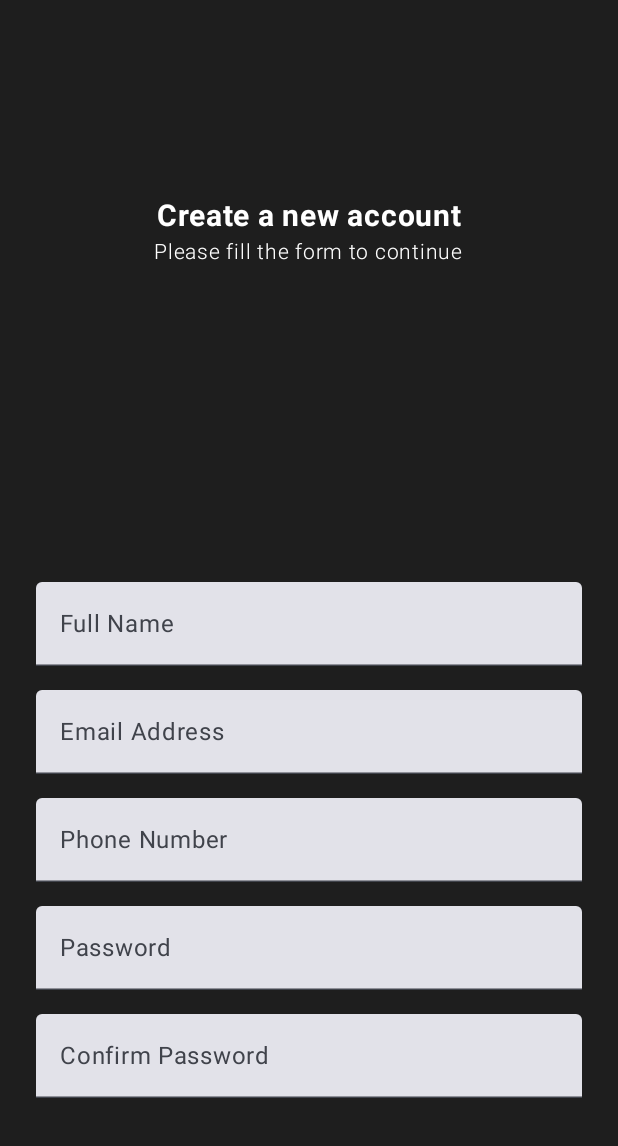
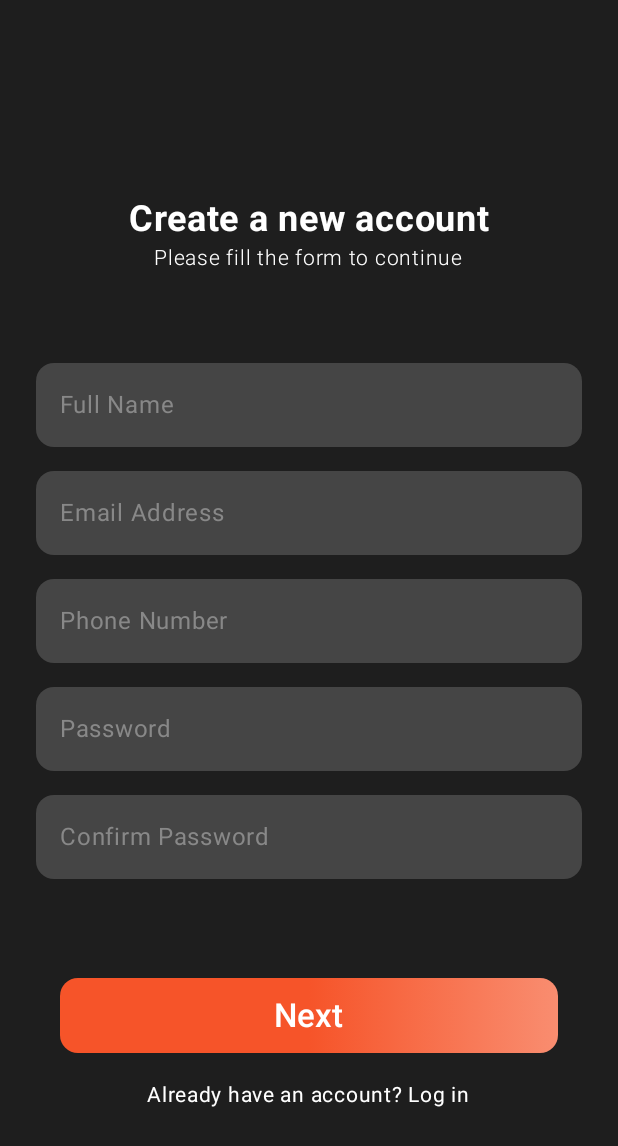
Before and after one commit to udaychugh/TravelMate, an Android app built with Jetpack Compose: the screen it shows after launch (PreAuthActivity), after a tap on "Get Started", on a phone screen of 412 x 824 dp. Shown: the top 1146 px of the screen. Run offline under Robolectric (Android 15) with nearby library versions, the phone set to English and light mode, and no system bars.

Commit message:
imporve ui

```diff
--- a/app/src/main/java/com/freelab/tech/travelmate/ui/components/AppButton.kt
+++ b/app/src/main/java/com/freelab/tech/travelmate/ui/components/AppButton.kt
@@ -3,12 +3,15 @@ package com.freelab.tech.travelmate.ui.components
 import androidx.compose.foundation.background
 import androidx.compose.foundation.layout.Box
 import androidx.compose.foundation.layout.fillMaxWidth
+import androidx.compose.foundation.layout.height
 import androidx.compose.foundation.layout.padding
 import androidx.compose.foundation.shape.RoundedCornerShape
 import androidx.compose.material3.Button
+import androidx.compose.material3.ButtonColors
 import androidx.compose.material3.ButtonDefaults
 import androidx.compose.material3.Text
 import androidx.compose.runtime.Composable
+import androidx.compose.ui.Alignment
 import androidx.compose.ui.Modifier
 import androidx.compose.ui.graphics.Brush
 import androidx.compose.ui.graphics.Color
@@ -22,27 +25,27 @@ fun AppButton(text: String, listener: () -> Unit) {
     Button(
         onClick = { listener.invoke() },
         modifier = Modifier
-            .fillMaxWidth()
-            .padding(8.dp),
+            .fillMaxWidth(),
         shape = RoundedCornerShape(20.dp),
-        contentPadding = ButtonDefaults.ContentPadding
+        colors = ButtonColors(Color.Transparent, Color.Transparent, Color.Transparent, Color.Transparent)
     ) {
         Box(modifier = Modifier
             .fillMaxWidth()
+            .height(50.dp)
             .background(
                 brush = Brush.horizontalGradient(
-                    colors = listOf(darkOrange, lightOrange),
-                    startX = 0f,
-                    endX = 0.82f
+                    colors = listOf(darkOrange, darkOrange, lightOrange)
                 ),
-                shape = RoundedCornerShape(20.dp)
+                shape = RoundedCornerShape(12.dp)
             )
         ) {
             Text(
                 text = text,
-                fontSize = 16.sp,
+                fontSize = 22.sp,
                 color = Color.White,
-                modifier = Modifier.padding(8.dp)
+                modifier = Modifier
+                    .padding(10.dp)
+                    .align(Alignment.Center)
             )
         }
     }
--- a/app/src/main/java/com/freelab/tech/travelmate/ui/components/AppInput.kt
+++ b/app/src/main/java/com/freelab/tech/travelmate/ui/components/AppInput.kt
@@ -1,21 +1,35 @@
 package com.freelab.tech.travelmate.ui.components
 
+import androidx.compose.foundation.BorderStroke
+import androidx.compose.foundation.border
 import androidx.compose.foundation.layout.fillMaxWidth
 import androidx.compose.foundation.layout.padding
+import androidx.compose.foundation.shape.RoundedCornerShape
 import androidx.compose.foundation.text.KeyboardOptions
+import androidx.compose.material3.MaterialTheme
 import androidx.compose.material3.Text
 import androidx.compose.material3.TextField
+import androidx.compose.material3.TextFieldColors
+import androidx.compose.material3.TextFieldDefaults
 import androidx.compose.runtime.Composable
 import androidx.compose.runtime.MutableState
 import androidx.compose.ui.Modifier
+import androidx.compose.ui.graphics.Color
 import androidx.compose.ui.text.input.ImeAction
 import androidx.compose.ui.text.input.KeyboardType
+import androidx.compose.ui.text.input.PasswordVisualTransformation
+import androidx.compose.ui.text.input.VisualTransformation
 import androidx.compose.ui.unit.dp
+import com.freelab.tech.travelmate.ui.theme.bgInput
+import com.freelab.tech.travelmate.ui.theme.darkOrange
+import java.lang.Error
 
 @Composable
 fun AppInput(
     fieldValue: MutableState<String>,
     label: String,
+    isError: MutableState<Boolean>,
+    errorText: String = "",
     keyboardType: KeyboardType = KeyboardType.Text,
     isLastInput: Boolean = false
 ) {
@@ -36,6 +50,34 @@ fun AppInput(
                 ImeAction.Next
             }
         ),
+        visualTransformation = if (keyboardType == KeyboardType.Password) {
+            PasswordVisualTransformation()
+        } else {
+            VisualTransformation.None
+        },
+        isError = isError.value,
         singleLine = true,
+        shape = RoundedCornerShape(12.dp),
+        colors = TextFieldDefaults.colors(
+            unfocusedTextColor = Color.White,
+            unfocusedContainerColor = bgInput,
+            focusedContainerColor = bgInput,
+            errorContainerColor = bgInput,
+            focusedTextColor = Color.White,
+            unfocusedLabelColor = Color.Gray,
+            focusedLabelColor = darkOrange,
+            focusedIndicatorColor = Color.Transparent,
+            unfocusedIndicatorColor = Color.Transparent,
+            errorIndicatorColor = Color.Transparent,
+            cursorColor = darkOrange
+        )
     )
+    if (isError.value) {
+        Text(
+            text = errorText,
+            color = Color.Red,
+            style = MaterialTheme.typography.bodySmall,
+            modifier = Modifier.padding(start = 8.dp)
+        )
+    }
 }
--- a/app/src/main/java/com/freelab/tech/travelmate/ui/preauth/screens/IntroScreen.kt
+++ b/app/src/main/java/com/freelab/tech/travelmate/ui/preauth/screens/IntroScreen.kt
@@ -53,18 +53,18 @@ fun IntroScreen() {
 
             Text(
                 text = "Hey! Welcome",
-                fontSize = 24.sp,
+                fontSize = 38.sp,
                 fontWeight = FontWeight.Bold,
                 color = Color.White,
-                modifier = Modifier.padding(top = 16.dp)
+                modifier = Modifier.padding(top = 16.dp, bottom = 10.dp)
             )
 
             Text(
-                text = "Adventure awaits, let our app take you there.",
-                fontSize = 16.sp,
+                text = "Adventure awaits,\n let our app take you there.",
+                fontSize = 20.sp,
                 color = Color.White,
                 textAlign = TextAlign.Center,
-                modifier = Modifier.padding(top = 8.dp)
+                modifier = Modifier.padding(top = 10.dp)
             )
 
             Spacer(modifier = Modifier.weight(1f))
@@ -75,14 +75,16 @@ fun IntroScreen() {
 
             Text(
                 text = "I already have an account",
-                fontSize = 14.sp,
+                fontSize = 16.sp,
                 color = Color.White,
                 modifier = Modifier
-                    .padding(top = 8.dp)
+                    .padding(all = 10.dp)
                     .clickable {
                         navController.navigate("login")
                     }
             )
+
+            Spacer(modifier = Modifier.height(50.dp))
         }
     }
 
--- a/app/src/main/java/com/freelab/tech/travelmate/ui/preauth/screens/RegisterScreen.kt
+++ b/app/src/main/java/com/freelab/tech/travelmate/ui/preauth/screens/RegisterScreen.kt
@@ -23,6 +23,8 @@ import com.freelab.tech.travelmate.ui.components.AppButton
 import com.freelab.tech.travelmate.ui.components.AppInput
 import com.freelab.tech.travelmate.ui.navigation.LocalNavController
 import com.freelab.tech.travelmate.ui.theme.bgBlack
+import com.freelab.tech.travelmate.ui.utils.isValidEmail
+import com.freelab.tech.travelmate.ui.utils.isValidName
 
 @Composable
 fun RegisterScreenOne() {
@@ -31,17 +33,32 @@ fun RegisterScreenOne() {
     val name = remember {
         mutableStateOf("")
     }
+    val nameError = remember {
+        mutableStateOf(false)
+    }
     val email = remember {
         mutableStateOf("")
+    }
+    val emailError = remember {
+        mutableStateOf(false)
     }
     val phone = remember {
         mutableStateOf("")
     }
+    val phoneError = remember {
+        mutableStateOf(false)
+    }
     val password = remember {
         mutableStateOf("")
     }
+    val passwordError = remember {
+        mutableStateOf(false)
+    }
     val confirmPassword = remember {
         mutableStateOf("")
+    }
+    val confirmError = remember {
+        mutableStateOf(false)
     }
 
     Box(
@@ -61,7 +78,7 @@ fun RegisterScreenOne() {
 
             Text(
                 text = "Create a new account",
-                fontSize = 20.sp,
+                fontSize = 24.sp,
                 fontWeight = FontWeight.Bold,
                 color = Color.White,
                 modifier = Modifier.padding(top = 16.dp)
@@ -74,41 +91,56 @@ fun RegisterScreenOne() {
                 color = Color.White,
             )
 
-            Spacer(modifier = Modifier.height(200.dp))
+            Spacer(modifier = Modifier.height(50.dp))
 
             AppInput(
                 fieldValue = name,
-                label = "Full Name"
+                label = "Full Name",
+                isError = nameError,
+                errorText = "Name is Invalid"
             )
 
             AppInput(
                 fieldValue = email,
                 label = "Email Address",
-                keyboardType = KeyboardType.Email
+                keyboardType = KeyboardType.Email,
+                isError = emailError,
+                errorText = "Please enter a valid Email containing @ in it"
             )
 
             AppInput(
                 fieldValue = phone,
                 label = "Phone Number",
-                keyboardType = KeyboardType.Phone
+                keyboardType = KeyboardType.Phone,
+                isError = phoneError
             )
 
             AppInput(
                 fieldValue = password,
                 label = "Password",
-                keyboardType = KeyboardType.Password
+                keyboardType = KeyboardType.Password,
+                isError = passwordError
             )
 
             AppInput(
                 fieldValue = confirmPassword,
                 label = "Confirm Password",
                 keyboardType = KeyboardType.Password,
-                isLastInput = true
+                isLastInput = true,
+                isError = confirmError
             )
 
-            Spacer(modifier = Modifier.height(100.dp))
+            Spacer(modifier = Modifier.height(50.dp))
 
             AppButton(text = "Next") {
+                if (!name.value.isValidName()) {
+                    nameError.value = true
+                    return@AppButton
+                }
+                if (!email.value.isValidEmail()) {
+                    emailError.value = true
+                    return@AppButton
+                }
                 navController.navigate("register_two")
             }
 
@@ -134,7 +166,9 @@ fun RegisterScreenTwo() {
     val carName = remember {
         mutableStateOf("")
     }
-
+    val carNameError = remember {
+        mutableStateOf(false)
+    }
     val modelYear = remember {
         mutableStateOf("")
     }
@@ -168,7 +202,7 @@ fun RegisterScreenTwo() {
 
             Text(
                 text = "Enter Car Info",
-                fontSize = 20.sp,
+                fontSize = 24.sp,
                 fontWeight = FontWeight.Bold,
                 color = Color.White,
                 modifier = Modifier.padding(top = 16.dp)
@@ -181,37 +215,42 @@ fun RegisterScreenTwo() {
                 color = Color.White,
             )
 
-            Spacer(modifier = Modifier.height(200.dp))
+            Spacer(modifier = Modifier.height(50.dp))
 
             AppInput(
                 fieldValue = carName,
-                label = "Car Name"
+                label = "Car Name",
+                isError = carNameError
             )
 
             AppInput(
                 fieldValue = modelYear,
                 label = "Model Year",
-                keyboardType = KeyboardType.Number
+                keyboardType = KeyboardType.Number,
+                isError = carNameError
             )
 
             AppInput(
                 fieldValue = kmsDriven,
                 label = "Kms Driven",
-                keyboardType = KeyboardType.Number
+                keyboardType = KeyboardType.Number,
+                isError = carNameError
             )
 
             AppInput(
                 fieldValue = engineType,
-                label = "Engine Type"
+                label = "Engine Type",
+                isError = carNameError
             )
 
             AppInput(
                 fieldValue = condition,
                 label = "Condition",
-                isLastInput = true
+                isLastInput = true,
+                isError = carNameError
             )
 
-            Spacer(modifier = Modifier.height(100.dp))
+            Spacer(modifier = Modifier.height(50.dp))
 
             AppButton(text = "Let's Go") {
                 navController.navigate("login")
--- a/app/src/main/java/com/freelab/tech/travelmate/ui/theme/Color.kt
+++ b/app/src/main/java/com/freelab/tech/travelmate/ui/theme/Color.kt
@@ -5,3 +5,4 @@ import androidx.compose.ui.graphics.Color
 val darkOrange = Color(0xFFF65429)
 val lightOrange = Color(0xFFF98D70)
 val bgBlack = Color(0xFF1E1E1E)
+val bgInput = Color(0xFF454545)
--- /dev/null
+++ b/app/src/main/java/com/freelab/tech/travelmate/ui/utils/UIUtils.kt
@@ -0,0 +1,12 @@
+package com.freelab.tech.travelmate.ui.utils
+
+fun String.isValidName(): Boolean {
+    return this.length > 2 && this.isNotEmpty()
+}
+
+fun String.isValidEmail(): Boolean {
+    return this.contains("@") && this.contains(".")
+}
+
+object UIUtils {
+}
```
